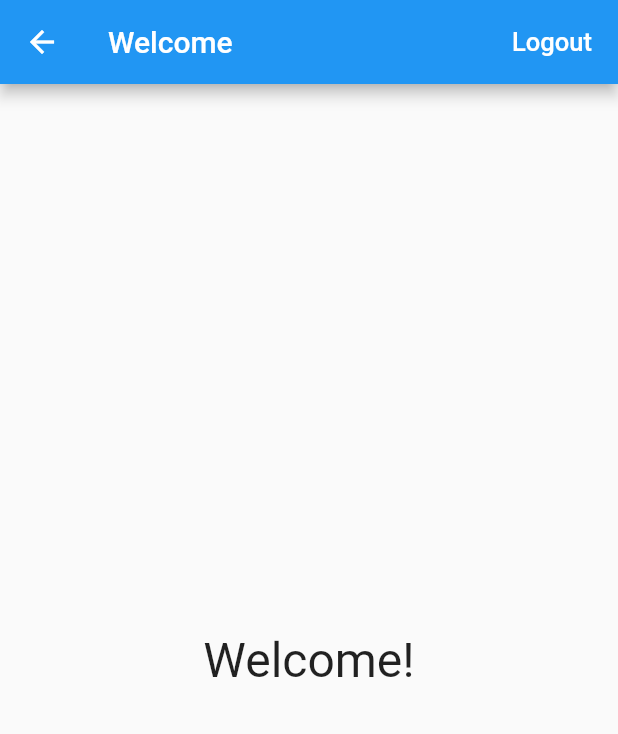
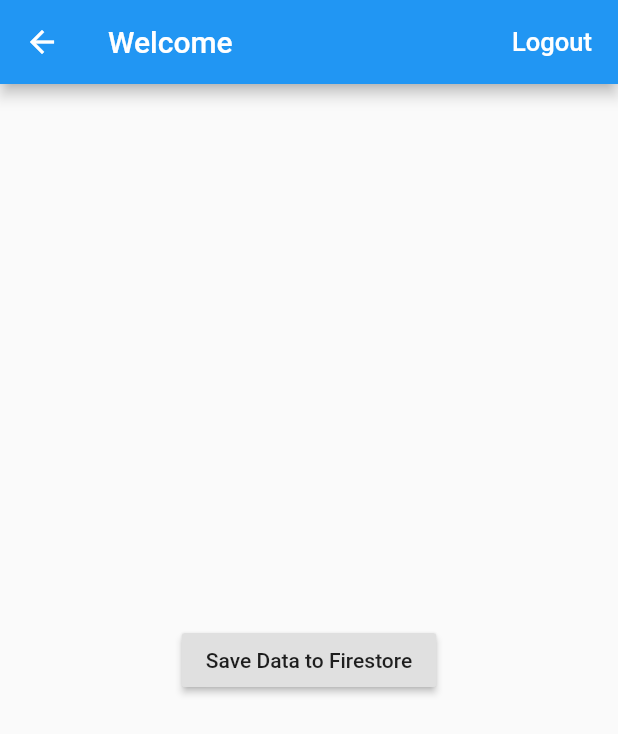
Before and after one commit to killertilapia/mobdev_firebase_demo, a Flutter app: the HomePage screen opened directly, on a phone screen of 412 x 824 dp. Shown: the top 734 px of the screen. Run offline on Flutter 3.47's test engine with Material 2 defaults, Android fonts, the phone set to English and light mode, and no system bars; our stand-ins replace cloud_firestore, firebase_auth, firebase_core; accounts and stored records are empty.

Commit message:
Add firebase create and where example

```diff
--- /dev/null
+++ b/lib/models/employee_model.dart
@@ -0,0 +1,39 @@
+
+class EmployeeModel {
+  String id;
+  String name;
+  String description;
+  String title;
+  String email;
+  double baseSalaryPerHour;
+
+  EmployeeModel({
+    this.id,
+    this.name,
+    this.description,
+    this.title,
+    this.email,
+    this.baseSalaryPerHour
+  });
+
+  Map<String, dynamic> toFirebase() => {
+    "id": id,
+    "name": name,
+    "description": description,
+    "title": title,
+    "email": email,
+    "baseSalaryPerHour": baseSalaryPerHour
+  };
+
+  // fromFirebase
+  factory EmployeeModel.fromFirebase(Map<String, dynamic> jsonFromFirebase){
+    return EmployeeModel(
+      id: jsonFromFirebase['id'],
+      name: jsonFromFirebase['name'],
+      description: jsonFromFirebase['description'],
+      title: jsonFromFirebase['title'],
+      email: jsonFromFirebase['email'],
+      baseSalaryPerHour: jsonFromFirebase['baseSalaryPerHour']
+    );
+  }
+}
--- a/lib/screens/home_page.dart
+++ b/lib/screens/home_page.dart
@@ -1,9 +1,14 @@
 import 'package:flutter/material.dart';
 import 'package:baylo_karon/services/auth.dart';
+import 'package:baylo_karon/models/employee_model.dart';
+import 'package:cloud_firestore/cloud_firestore.dart';
 import 'package:baylo_karon/provider/auth_provider.dart';
 
 class HomePage extends StatelessWidget {
-  const HomePage({this.onSignedOut});
+  final FirebaseFirestore _db = FirebaseFirestore.instance;
+
+  HomePage({this.onSignedOut});
+
   final VoidCallback onSignedOut;
 
   Future<void> _signOut(BuildContext context) async {
@@ -14,6 +19,36 @@ class HomePage extends StatelessWidget {
     } catch (e) {
       print(e);
     }
+  }
+
+  Future<void> _saveDataToFireStore() async{
+    EmployeeModel carlModel = EmployeeModel(
+      name: "Carl",
+      description: "Crush ng Innovuze",
+      title: "Senior Web Developer",
+      email: "ctanilon@innovuze.com",
+      baseSalaryPerHour: 200.00
+    );
+
+    CollectionReference empCollection = _db.collection("employee");
+    var docId = empCollection.doc().id;
+    carlModel.id = docId;
+    // #1
+    await empCollection.doc(docId).set(carlModel.toFirebase());
+
+    // // #2
+    // empCollection.doc().set(carlModel.toFirebase())
+    //   .then((value) => print('New Employee Added'))
+    //   .catchError((error) => print('Failed to add employee'));
+  }
+
+  Future<EmployeeModel> _retrieveFromFireStore() async{
+    CollectionReference empCollection = _db.collection("employee");
+    empCollection.where("email", isEqualTo: "ctanilon@innovuze.com").get()
+      .then((QuerySnapshot snapshot){
+        var result = EmployeeModel.fromFirebase(snapshot.docs.first.data());
+        print("${result.name} ${result.description}");
+    });
   }
 
   @override
@@ -29,7 +64,12 @@ class HomePage extends StatelessWidget {
         ],
       ),
       body: Container(
-        child: Center(child: Text('Welcome!', style: TextStyle(fontSize: 32.0))),
+        child: Center(
+            child: RaisedButton(
+              child: Text('Save Data to Firestore'),
+              onPressed: _retrieveFromFireStore,
+            )
+        ),
       ),
     );
   }
```
Also changed, not shown: pubspec.lock, 1 other file.
